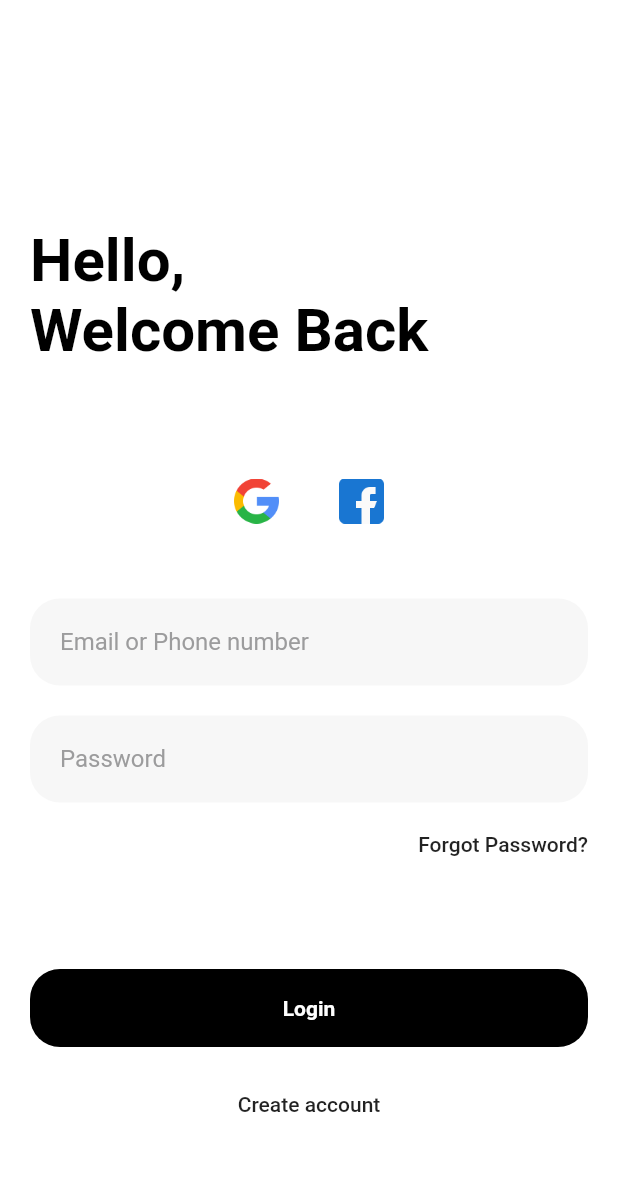
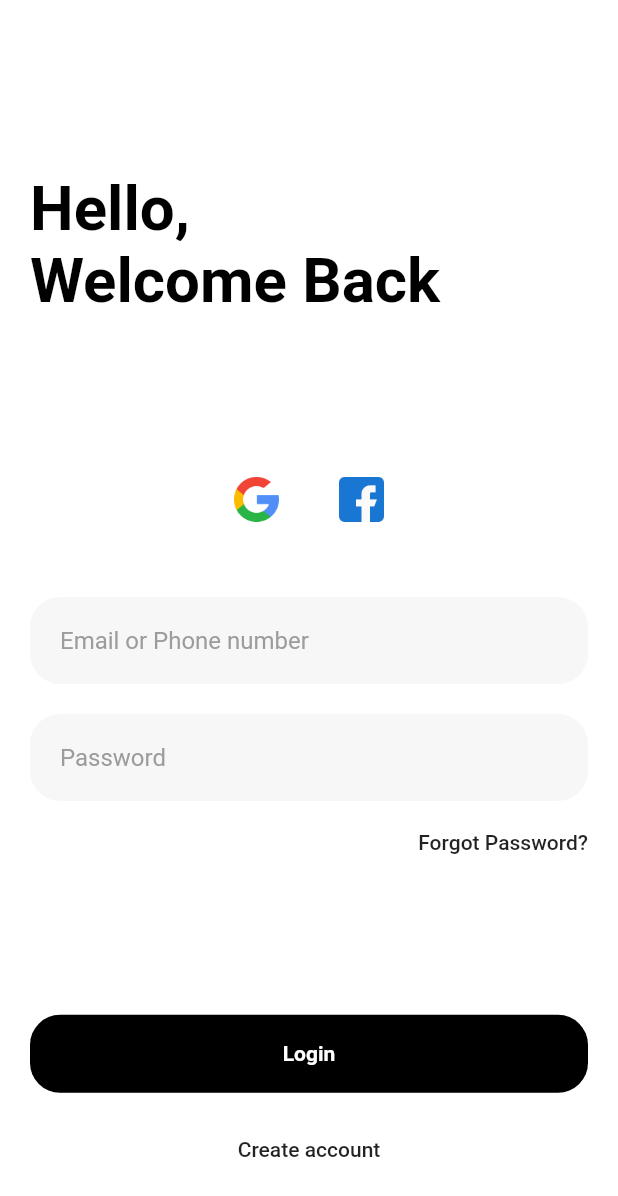
Before and after one commit to afgprogrammer/Flutter-login-page, a Flutter app: the screen it shows after launch, on a phone screen of 412 x 824 dp. Shown: the top 1196 px of the screen. Run offline on Flutter 3.47's test engine with Material 2 defaults, Android fonts, the phone set to English and light mode, and no system bars.

Commit message:
Fix issue #1

```diff
--- a/lib/login.dart
+++ b/lib/login.dart
@@ -9,18 +9,19 @@ class _LoginPageState extends State<LoginPage> {
   @override
   Widget build(BuildContext context) {
     final Size size = MediaQuery.of(context).size;
+    final double fontScale = MediaQuery.of(context).textScaleFactor;
 
     return Scaffold(
       body: SingleChildScrollView(
         child: Container(
           width: size.width,
           height: size.height,
-          padding: EdgeInsets.only(left: 20, right: 20, top: 150, bottom: 80),
+          padding: EdgeInsets.only(left: 20, right: 20, top: size.height * 0.14, bottom: size.height * 0.06),
           child: Column(
             crossAxisAlignment: CrossAxisAlignment.start,
             mainAxisAlignment: MainAxisAlignment.spaceBetween,
             children: [
-              Text("Hello, \nWelcome Back", style: Theme.of(context).textTheme.headline1,),
+              Text("Hello, \nWelcome Back", style: Theme.of(context).textTheme.headline1.copyWith(fontSize: size.width * 0.1,)),
               Column(
                 crossAxisAlignment: CrossAxisAlignment.end,
                 children: [
```
